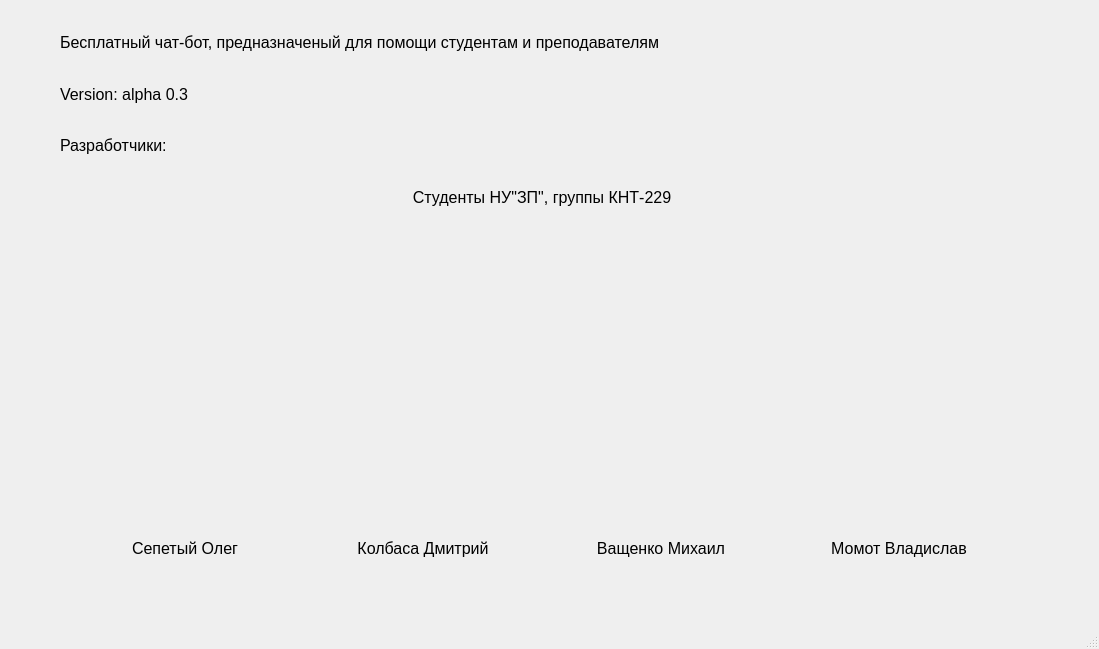
The window that prototype/developer.ui (DmitryKopcheny/Kursach) describes before a commit, drawn with Qt 5.
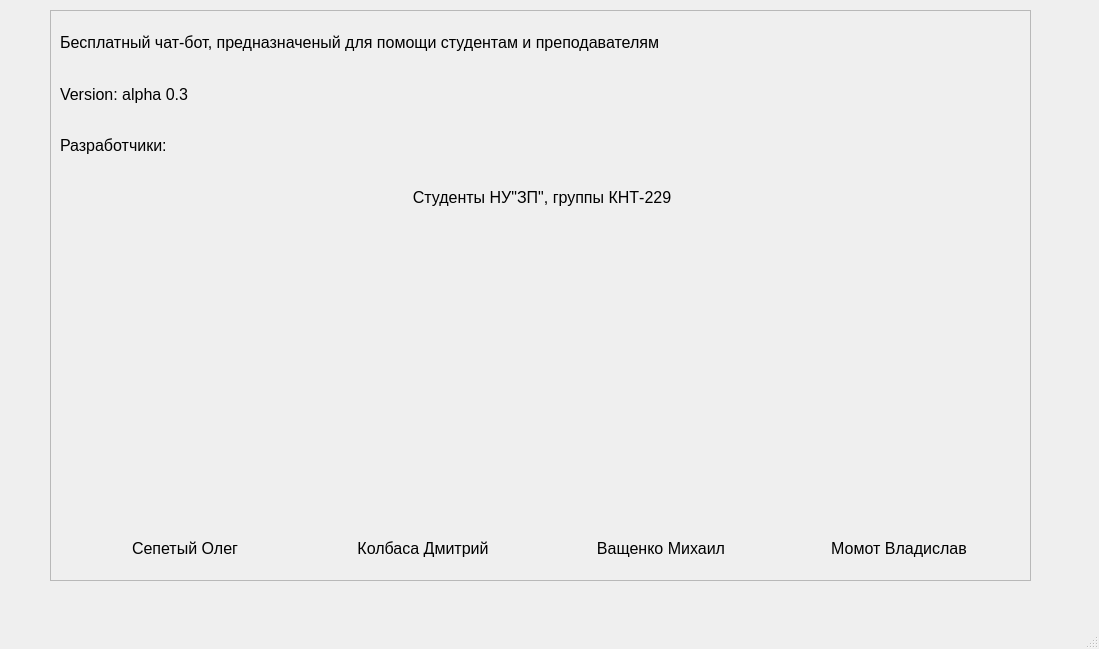
The same window after the commit. Icons and pictures are not drawn.

```diff
--- a/prototype/developer.ui
+++ b/prototype/developer.ui
@@ -387,6 +387,24 @@
      </item>
     </layout>
    </widget>
+   <widget class="QFrame" name="frameManual">
+    <property name="geometry">
+     <rect>
+      <x>50</x>
+      <y>10</y>
+      <width>981</width>
+      <height>571</height>
+     </rect>
+    </property>
+    <property name="frameShape">
+     <enum>QFrame::StyledPanel</enum>
+    </property>
+    <property name="frameShadow">
+     <enum>QFrame::Raised</enum>
+    </property>
+   </widget>
+   <zorder>frameManual</zorder>
+   <zorder>layoutWidget</zorder>
   </widget>
   <widget class="QMenuBar" name="menubar">
    <property name="geometry">
```
Left out of the diff: 2 changed lines with no effect on the pictures.
